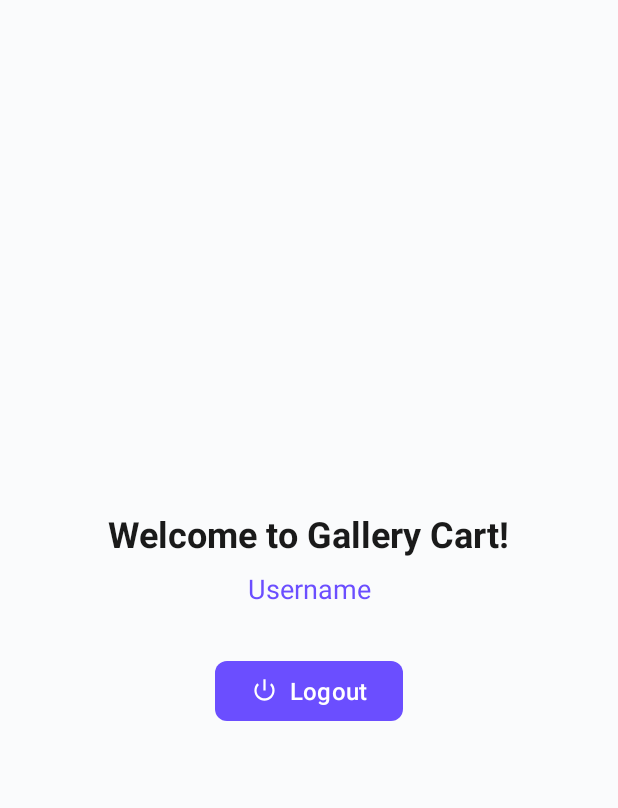
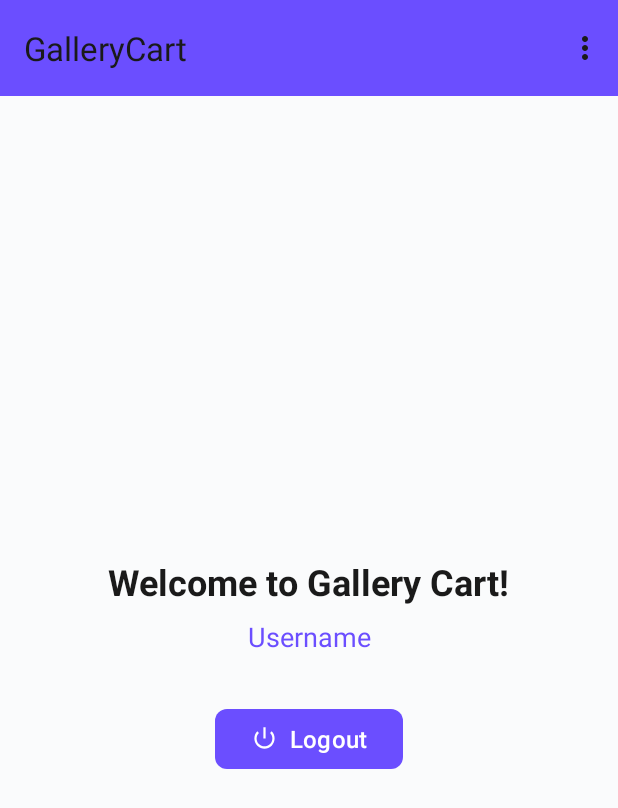
Before and after one commit to desamma/GalleryCartAndroid, an Android app: the MainActivity screen opened directly, with no data from a screen before it, on a phone screen of 412 x 824 dp. Shown: the top 808 px of the screen. Run offline under Robolectric (Android 15) with nearby library versions, the phone set to English and light mode, and no system bars; 1 statement that could not run was skipped.

Commit message:
[FIX]: Fix text and toolbar

```diff
--- a/app/src/main/java/com/example/gallerycart/MainActivity.java
+++ b/app/src/main/java/com/example/gallerycart/MainActivity.java
@@ -9,6 +9,7 @@ import android.widget.TextView;
 import android.widget.Toast;
 import androidx.appcompat.app.AlertDialog;
 import androidx.appcompat.app.AppCompatActivity;
+import androidx.appcompat.widget.Toolbar;
 import com.example.gallerycart.util.SessionManager;
 import com.google.android.material.button.MaterialButton;
 
@@ -22,6 +23,9 @@ public class MainActivity extends AppCompatActivity {
     protected void onCreate(Bundle savedInstanceState) {
         super.onCreate(savedInstanceState);
         setContentView(R.layout.activity_main);
+
+        Toolbar toolbar = findViewById(R.id.toolbar);
+        setSupportActionBar(toolbar);
 
         sessionManager = new SessionManager(this);
 
--- a/app/src/main/res/layout/activity_all_artists.xml
+++ b/app/src/main/res/layout/activity_all_artists.xml
@@ -15,8 +15,9 @@
 
         <TextView
             android:layout_width="wrap_content"
-            android_layout_height="wrap_content"
+            android:layout_height="wrap_content"
             android:text="All Artists"
+            android:textColor="@color/black"
             android:textSize="24sp"
             android:textStyle="bold" />
 
@@ -40,7 +41,7 @@
         android:id="@+id/recyclerView"
         android:layout_width="match_parent"
         android:layout_height="match_parent"
-        android:layout_below="@+id/header"
+        android:layout_below="@id/header"
         android:padding="16dp" />
 
 </RelativeLayout>
--- a/app/src/main/res/layout/activity_main.xml
+++ b/app/src/main/res/layout/activity_main.xml
@@ -8,6 +8,18 @@
     android:layout_height="match_parent"
     android:background="@color/background_color"
     tools:context=".MainActivity">
+
+    <androidx.appcompat.widget.Toolbar
+        android:id="@+id/toolbar"
+        android:layout_width="match_parent"
+        android:layout_height="?attr/actionBarSize"
+        android:background="?attr/colorPrimary"
+        android:elevation="4dp"
+        android:theme="@style/ThemeOverlay.AppCompat.ActionBar"
+        app:popupTheme="@style/ThemeOverlay.AppCompat.Light"
+        app:layout_constraintTop_toTopOf="parent"
+        app:layout_constraintStart_toStartOf="parent"
+        app:layout_constraintEnd_toEndOf="parent" />
 
     <TextView
         android:id="@+id/tvWelcome"
@@ -20,7 +32,7 @@
         app:layout_constraintBottom_toTopOf="@id/tvUsername"
         app:layout_constraintEnd_toEndOf="parent"
         app:layout_constraintStart_toStartOf="parent"
-        app:layout_constraintTop_toTopOf="parent"
+        app:layout_constraintTop_toBottomOf="@+id/toolbar"
         app:layout_constraintVertical_chainStyle="packed" />
 
     <TextView
--- a/app/src/main/res/layout/artist_item.xml
+++ b/app/src/main/res/layout/artist_item.xml
@@ -16,6 +16,7 @@
         android:layout_width="wrap_content"
         android:layout_height="wrap_content"
         android:text="Artist Name"
+        android:textColor="@color/black"
         android:textSize="18sp"
         android:textStyle="bold" />
 
@@ -23,6 +24,7 @@
         android:id="@+id/artistEmail"
         android:layout_width="wrap_content"
         android:layout_height="wrap_content"
+        android:textColor="@color/black"
         android:text="artist@example.com" />
 
     <TextView
@@ -30,6 +32,7 @@
         android:layout_width="wrap_content"
         android:layout_height="wrap_content"
         android:layout_marginTop="8dp"
+        android:textColor="@color/black"
         android:text="About the artist..." />
 
     <TextView
@@ -37,6 +40,7 @@
         android:layout_width="wrap_content"
         android:layout_height="wrap_content"
         android:layout_marginTop="8dp"
+        android:textColor="@color/black"
         android:text="Skills: ..." />
 
     <TextView
@@ -44,6 +48,7 @@
         android:layout_width="wrap_content"
         android:layout_height="wrap_content"
         android:layout_marginTop="8dp"
+        android:textColor="@color/black"
         android:text="Software: ..." />
 
     <LinearLayout
```
